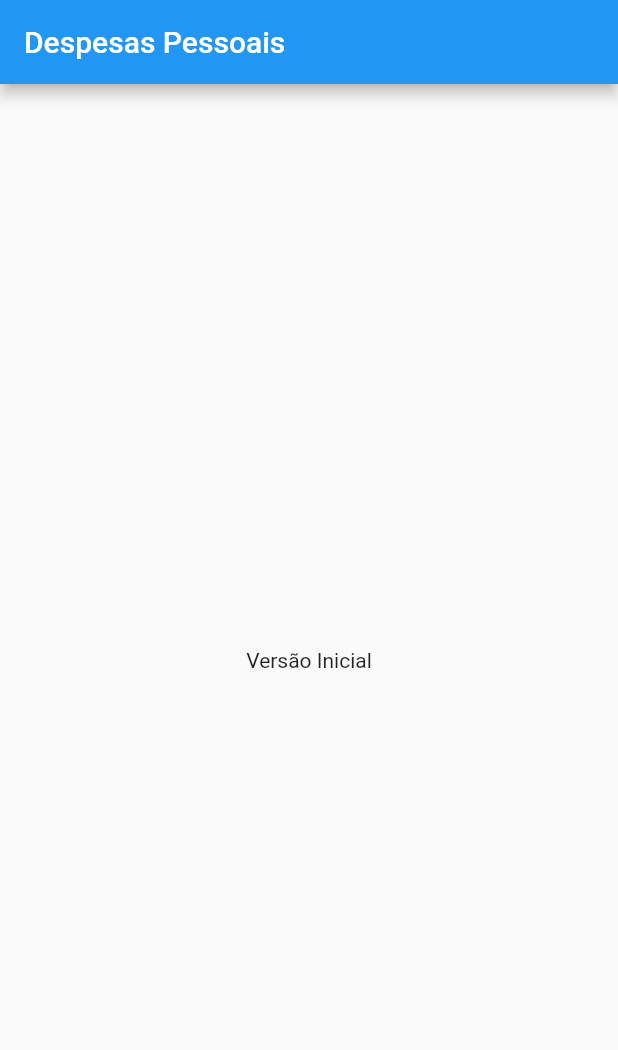
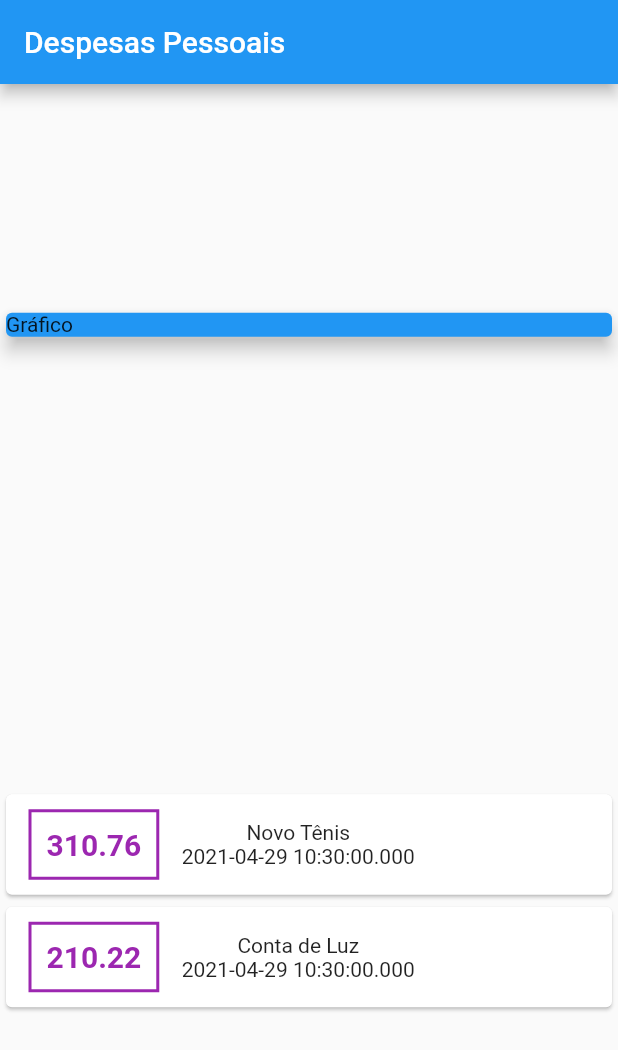
Before and after one commit to elias-ssouza/despesaspessoais, a Flutter app: the screen it shows after launch, on a phone screen of 412 x 824 dp. Shown: the top 1050 px of the screen. Run offline on Flutter 3.47's test engine with Material 2 defaults, Android fonts, the phone set to English and light mode, and no system bars.

Commit message:
atualização

```diff
--- a/lib/main.dart
+++ b/lib/main.dart
@@ -1,3 +1,4 @@
+import 'package:expenses/models/transaction.dart';
 import 'package:flutter/material.dart';
 
 main() => runApp(ExpensesApp());
@@ -10,13 +11,71 @@ class ExpensesApp extends StatelessWidget {
 }
 
 class MyHomePage extends StatelessWidget {
+  final _transactions = [
+    Transaction(
+      id: 't1',
+      title: 'Novo Tênis',
+      value: 310.76,
+      date: DateTime.now(),
+    ),
+    Transaction(
+      id: 't2',
+      title: 'Conta de Luz',
+      value: 210.22,
+      date: DateTime.now(),
+    )
+  ];
+
   @override
   Widget build(BuildContext context) {
     return Scaffold(
       appBar: AppBar(
         title: Text('Despesas Pessoais'),
       ),
-      body: Center(child: Text('Versão Inicial')),
+      body: Column(
+        mainAxisAlignment: MainAxisAlignment.spaceAround,
+        crossAxisAlignment: CrossAxisAlignment.stretch,
+        children: <Widget>[
+          Container(
+            width: double.infinity,
+            child: Card(
+              color: Colors.blue,
+              child: Text('Gráfico'),
+              elevation: 5,
+            ),
+          ),
+          Column(
+            children: _transactions.map((tr) {
+              return Card(
+                  child: Row(
+                children: <Widget>[
+                  Container(
+                      margin:
+                          EdgeInsets.symmetric(horizontal: 15, vertical: 10),
+                      decoration: BoxDecoration(
+                          border: Border.all(
+                        color: Colors.purple,
+                        width: 2,
+                      )),
+                      padding: EdgeInsets.all(10),
+                      child: Text(tr.value.toString(),
+                          style: TextStyle(
+                            fontWeight: FontWeight.bold,
+                            fontSize: 20,
+                            color: Colors.purple,
+                          ))),
+                  Column(
+                    children: <Widget>[
+                      Text(tr.title),
+                      Text(tr.date.toString()),
+                    ],
+                  )
+                ],
+              ));
+            }).toList(),
+          )
+        ],
+      ),
     );
   }
 }
--- /dev/null
+++ b/lib/models/transaction.dart
@@ -0,0 +1,15 @@
+import 'package:flutter/foundation.dart';
+
+class Transaction {
+  final String id;
+  final String title;
+  final double value;
+  final DateTime date;
+
+  Transaction({
+    @required this.id,
+    @required this.title,
+    @required this.value,
+    @required this.date,
+  });
+}
```
